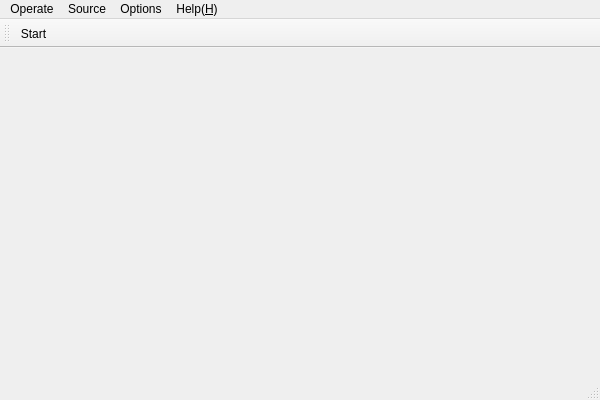
Above: App/MainWindow.ui from KangLin/FaceRecognizer before the change. Below: the same form after it.
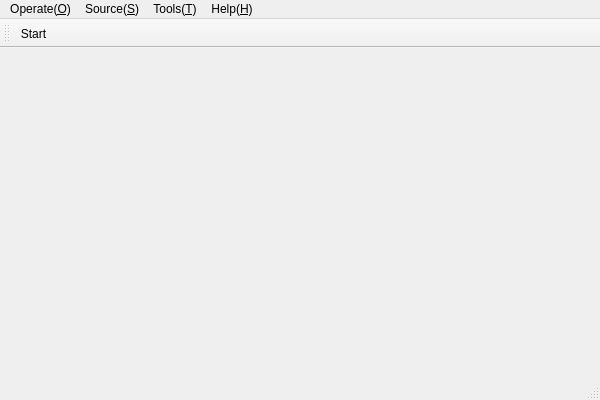
That is the form after the change. Icons and pictures are not drawn.

```diff
--- a/App/MainWindow.ui
+++ b/App/MainWindow.ui
@@ -30,12 +30,12 @@
      <x>0</x>
      <y>0</y>
      <width>600</width>
-     <height>28</height>
+     <height>22</height>
     </rect>
    </property>
    <widget class="QMenu" name="menuTools">
     <property name="title">
-     <string>Operate</string>
+     <string>Operate(&amp;O)</string>
     </property>
     <widget class="QMenu" name="menuRegister">
      <property name="enabled">
@@ -75,7 +75,7 @@
    </widget>
    <widget class="QMenu" name="menuOptions">
     <property name="title">
-     <string>Options</string>
+     <string>Tools(&amp;T)</string>
     </property>
     <addaction name="actionSet_model_path"/>
    </widget>
@@ -88,7 +88,7 @@
    </widget>
    <widget class="QMenu" name="menuSource">
     <property name="title">
-     <string>Source</string>
+     <string>Source(&amp;S)</string>
     </property>
     <addaction name="actionCamera"/>
     <addaction name="actionFile"/>
```
Left out of the diff: 48 changed lines with no effect on the pictures.
